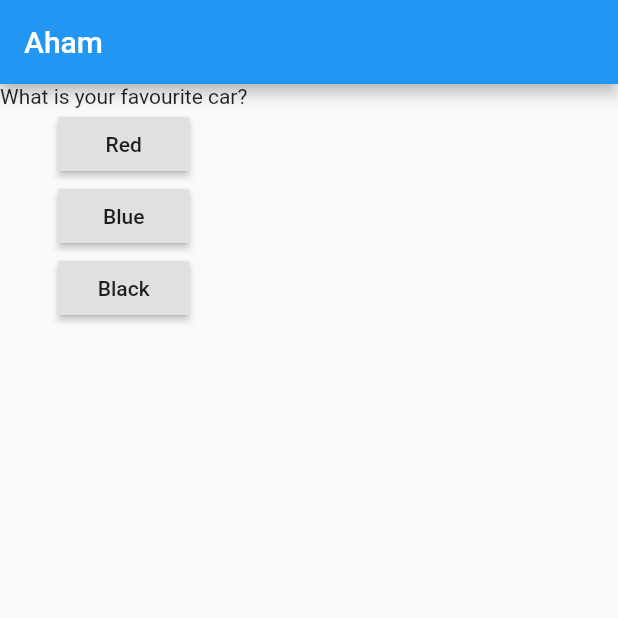
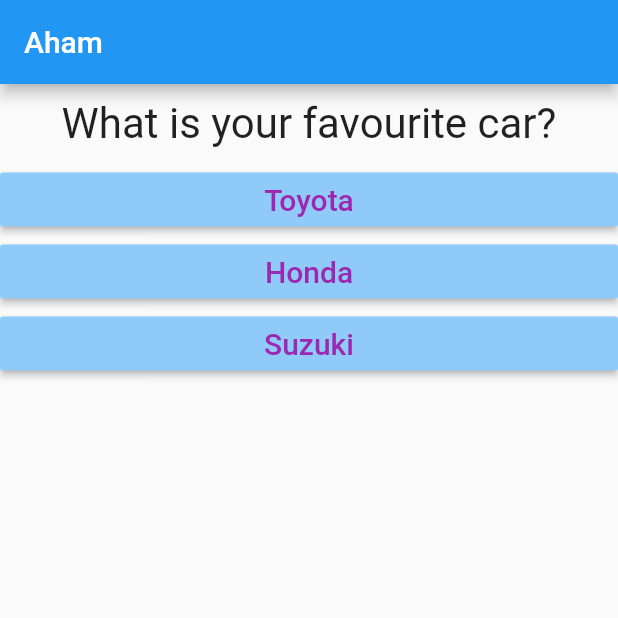
Before and after one commit to ahmer-najam/first_flutter_app, a Flutter app: the screen it shows after launch, after a tap on "Red", on a phone screen of 412 x 824 dp, the top half of it. Run offline on Flutter 3.47's test engine with Material 2 defaults, Android fonts, the phone set to English and light mode, and no system bars.

Commit message:
2020.12.31.001

```diff
--- /dev/null
+++ b/lib/answer.dart
@@ -0,0 +1,20 @@
+import 'package:flutter/material.dart';
+
+class Answer extends StatelessWidget {
+  final Function selectHandler;
+  final String answerText;
+
+  Answer(this.selectHandler, this.answerText);
+
+  @override
+  Widget build(BuildContext context) {
+    return Container(
+      width: double.infinity,
+      child: RaisedButton(
+          child: Text(this.answerText, style: TextStyle(fontSize: 20)),
+          color: Colors.blue[200],
+          textColor: Colors.purple,
+          onPressed: selectHandler),
+    );
+  }
+}
--- a/lib/main.dart
+++ b/lib/main.dart
@@ -1,5 +1,6 @@
 import 'package:flutter/material.dart';
 import './question.dart';
+import './answer.dart';
 
 void main() => runApp(MyApp());
 
@@ -12,7 +13,7 @@ class _MyAppState extends State<MyApp> {
   var _questionIndex = 0;
   void _answerQuestion() {
     setState(() {
-      if(_questionIndex == 0){
+      if (_questionIndex == 0) {
         _questionIndex++;
       }
     });
@@ -22,8 +23,18 @@ class _MyAppState extends State<MyApp> {
   @override
   Widget build(BuildContext context) {
     var questions = [
-      'What is your favourite color?',
-      'What is your favourite car?',
+      {
+        'questionText': 'What is your favourite color?',
+        'answers': ['Red', 'Blue' 'Black']
+      },
+      {
+        'questionText': 'What is your favourite car?',
+        'answers': ['Toyota', 'Honda', 'Suzuki']
+      },
+      {
+        'questionText': 'What is your favourite animal?',
+        'answers': ['Tiger', 'Sparrow' 'Parrot', 'Lion']
+      },
     ];
 
     return MaterialApp(
@@ -33,21 +44,13 @@ class _MyAppState extends State<MyApp> {
         ),
         body: Column(
           children: [
-            Question(questions[_questionIndex]),
-            RaisedButton(
-              child: Text('Red'),
-              onPressed: _answerQuestion,
+            Question(
+              questions[_questionIndex]['questionText'],
             ),
-            RaisedButton(
-              child: Text('Blue'),
-              onPressed: _answerQuestion,
-            ),
-            RaisedButton(
-              child: Text('Black'),
-              onPressed: () {
-                print('Answer3 chosen..');
-              },
-            ),
+            ...(questions[_questionIndex]['answers'] as List<String>)
+                .map((answer) {
+              return Answer(_answerQuestion, answer);
+            }).toList(),
           ],
         ),
       ),
--- a/lib/question.dart
+++ b/lib/question.dart
@@ -1,10 +1,19 @@
 import 'package:flutter/material.dart';
 
 class Question extends StatelessWidget {
-  @override
   final String questionText;
   Question(this.questionText);
+
+  @override
   Widget build(BuildContext context) {
-    return Text(questionText);
+    return Container(
+      width: double.infinity,
+      margin: EdgeInsets.all(10),
+      child: Text(
+        questionText,
+        style: TextStyle(fontSize: 28),
+        textAlign: TextAlign.center,
+      ),
+    );
   }
 }
```
